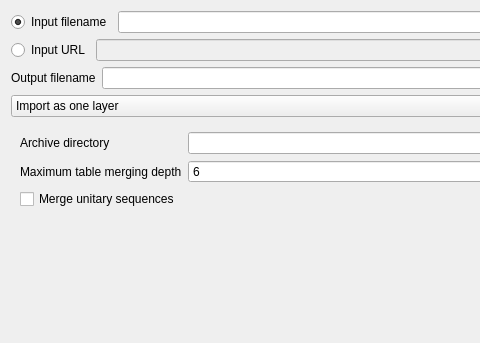
This is gml_application_schema_toolbox/creation_dialog.ui in BRGM/gml_application_schema_toolbox as Qt 5 draws it before an edit; both pictures show x 0 to 480 and y 0 to 343 of the 976 by 800 pixel window. The edited form follows.
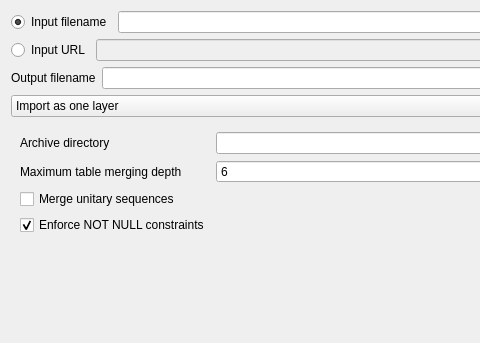
This is the edited form. The open tabs and pages were chosen to show the change.

Commit message: Add an 'enforce not null constraints' option

```diff
--- a/gml_application_schema_toolbox/creation_dialog.ui
+++ b/gml_application_schema_toolbox/creation_dialog.ui
@@ -234,6 +234,16 @@
          </property>
         </widget>
        </item>
+       <item row="3" column="0">
+        <widget class="QCheckBox" name="mEnforceNotNullChk">
+         <property name="text">
+          <string>Enforce NOT NULL constraints</string>
+         </property>
+         <property name="checked">
+          <bool>true</bool>
+         </property>
+        </widget>
+       </item>
       </layout>
      </widget>
     </widget>
```
The commit also changes 3 other files.
